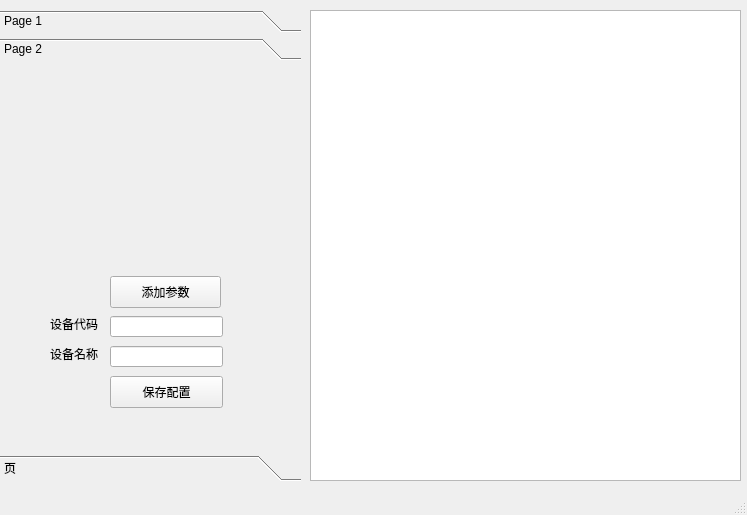
Before: the Qt Designer form deviceinfo.ui in pengcr0912/BackupConfigure, drawn with Qt 5.
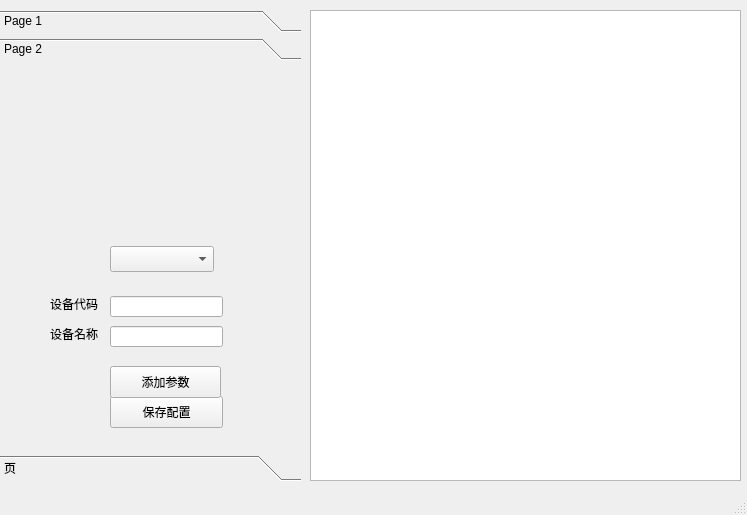
After: the same form once the commit is applied. The open tabs and pages were chosen to show the change.

The edit to the form file:
```diff
--- a/deviceinfo.ui
+++ b/deviceinfo.ui
@@ -74,7 +74,7 @@
       <property name="geometry">
        <rect>
         <x>110</x>
-        <y>250</y>
+        <y>230</y>
         <width>113</width>
         <height>21</height>
        </rect>
@@ -84,7 +84,7 @@
       <property name="geometry">
        <rect>
         <x>110</x>
-        <y>280</y>
+        <y>260</y>
         <width>113</width>
         <height>21</height>
        </rect>
@@ -94,7 +94,7 @@
       <property name="geometry">
        <rect>
         <x>110</x>
-        <y>310</y>
+        <y>330</y>
         <width>113</width>
         <height>32</height>
        </rect>
@@ -107,7 +107,7 @@
       <property name="geometry">
        <rect>
         <x>110</x>
-        <y>210</y>
+        <y>300</y>
         <width>111</width>
         <height>32</height>
        </rect>
@@ -120,7 +120,7 @@
       <property name="geometry">
        <rect>
         <x>50</x>
-        <y>250</y>
+        <y>230</y>
         <width>60</width>
         <height>16</height>
        </rect>
@@ -133,7 +133,7 @@
       <property name="geometry">
        <rect>
         <x>50</x>
-        <y>280</y>
+        <y>260</y>
         <width>60</width>
         <height>16</height>
        </rect>
@@ -142,6 +142,16 @@
        <string>设备名称</string>
       </property>
      </widget>
+     <widget class="QComboBox" name="comboBox">
+      <property name="geometry">
+       <rect>
+        <x>110</x>
+        <y>180</y>
+        <width>104</width>
+        <height>26</height>
+       </rect>
+      </property>
+     </widget>
     </widget>
     <widget class="QWidget" name="paramset">
      <property name="geometry">
```
Left out of the diff: 2 changed lines with no effect on the pictures.
